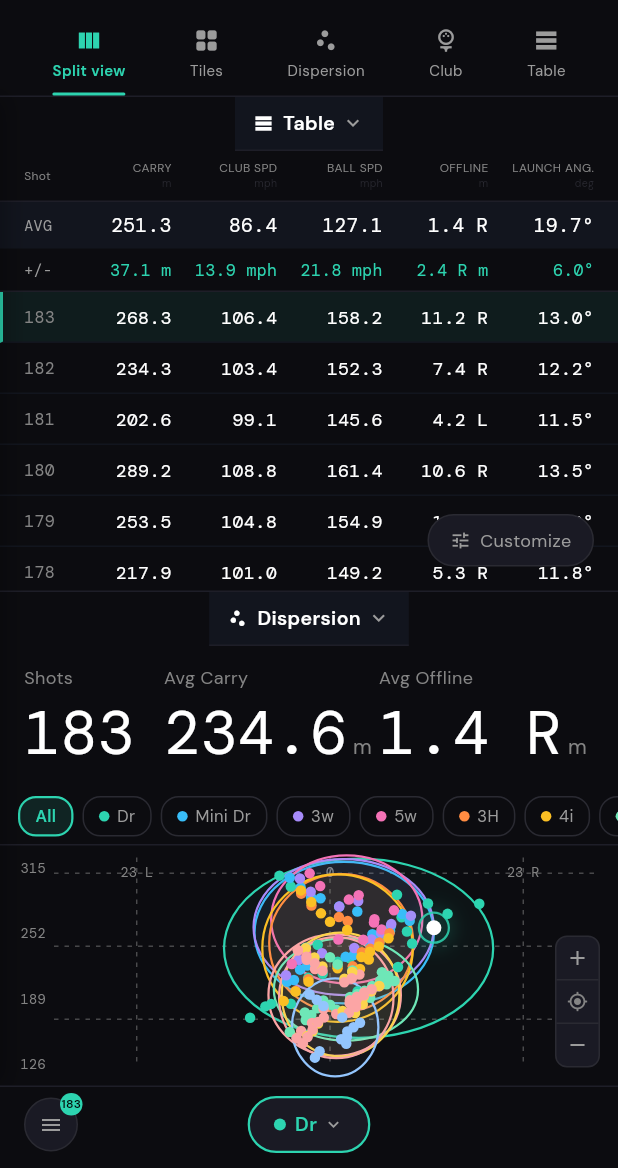
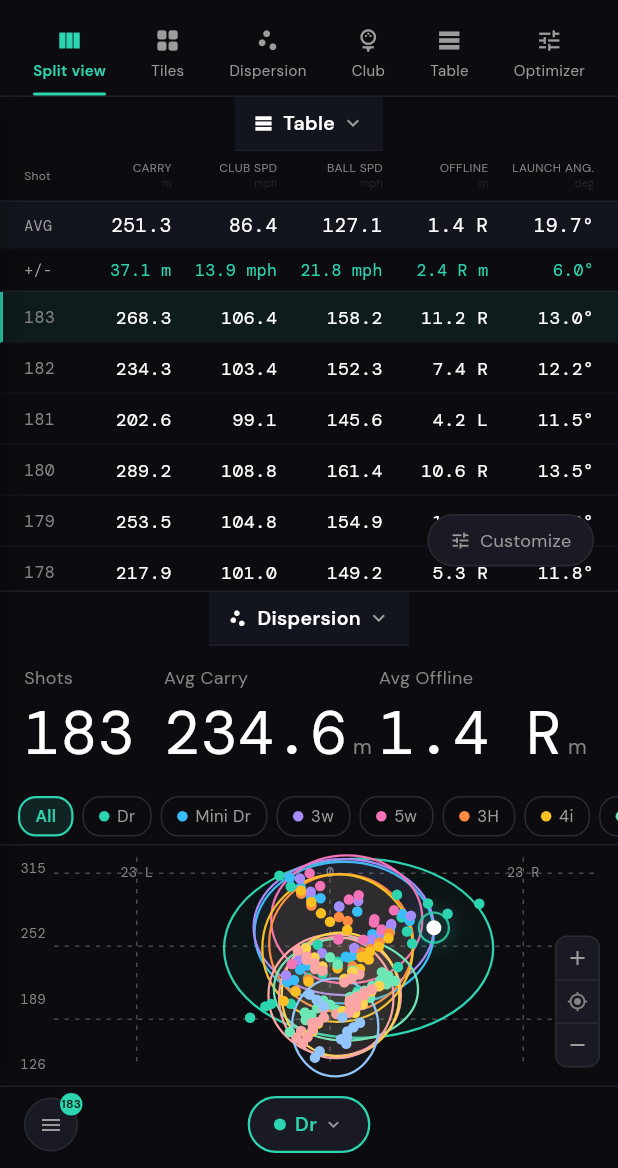
Before and after one commit to leveleightyfour/your_launch_monitor, a Flutter app: the SessionScreen screen opened by its route, on a phone screen of 412 x 824 dp, the part 68-1236 px from its top. Run offline on Flutter 3.47's test engine with Material 3 defaults, Android fonts, the phone set to English and light mode, and no system bars; our stand-ins replace drift, drift_flutter, flutter_blue_plus, flutter_riverpod, go_router, google_fonts and 1 more; missing offline and left inert: win_ble; accounts and stored records are empty; generated files the repository leaves out were written again.

Commit message:
Add Optimizer tab to the active session screen
Adds the shot optimizer as a sixth nav tab alongside Split view, Tiles,
Dispersion, Club and Table, and as a selectable pane in the split view.
The panel's left border is now optional so it renders cleanly when
filling the screen as a tab rather than docked as a side panel.

Co-Authored-By: Claude Fable 5 <noreply@anthropic.com>
Claude-Session: https://claude.ai/code/session_01JGaNDCs454iheKtJG3m8je

```diff
--- a/lib/features/launch_monitor/presentation/screens/session_screen.dart
+++ b/lib/features/launch_monitor/presentation/screens/session_screen.dart
@@ -20,9 +20,9 @@ import 'package:omni_sniffer/shared/theme.dart';
 
 // ── View enums ─────────────────────────────────────────────────────────────────
 
-enum _ActiveView { split, tiles, dispersion, club, table }
-
-enum _ActivePaneView { tiles, dispersion, club, table }
+enum _ActiveView { split, tiles, dispersion, club, table, optimizer }
+
+enum _ActivePaneView { tiles, dispersion, club, table, optimizer }
 
 // ── Main screen ───────────────────────────────────────────────────────────────
 
@@ -119,6 +119,8 @@ class _SessionScreenState extends ConsumerState<SessionScreen> {
         onRowTap: (i) =>
             ref.read(selectedShotIndexProvider.notifier).state = i,
       ),
+      _ActiveView.optimizer =>
+        const ShotOptimizerPanel(showLeftBorder: false),
     };
 
     return Scaffold(
@@ -539,6 +541,7 @@ class _ActiveNavBar extends StatelessWidget {
     (_ActiveView.dispersion, Icons.scatter_plot, 'Dispersion'),
     (_ActiveView.club, Icons.sports_golf, 'Club'),
     (_ActiveView.table, Icons.table_rows, 'Table'),
+    (_ActiveView.optimizer, Icons.tune, 'Optimizer'),
   ];
 
   @override
@@ -681,6 +684,8 @@ class _ActiveSplitView extends StatelessWidget {
           selectedIndex: selectedShotIndex,
           onRowTap: (i) => onShotSelected(selectedShotIndex == i ? null : i),
         );
+      case _ActivePaneView.optimizer:
+        return const ShotOptimizerPanel(showLeftBorder: false);
     }
   }
 
@@ -732,6 +737,7 @@ class _ActivePaneHeader extends StatelessWidget {
     (_ActivePaneView.dispersion, Icons.scatter_plot, 'Dispersion'),
     (_ActivePaneView.club, Icons.sports_golf, 'Club'),
     (_ActivePaneView.table, Icons.table_rows, 'Table'),
+    (_ActivePaneView.optimizer, Icons.tune, 'Optimizer'),
   ];
 
   String get _label => _options.firstWhere((o) => o.$1 == current).$3;
```
Also changed, not shown: lib/features/launch_monitor/presentation/widgets/shot_optimizer_panel.dart (+9 -3 lines).
